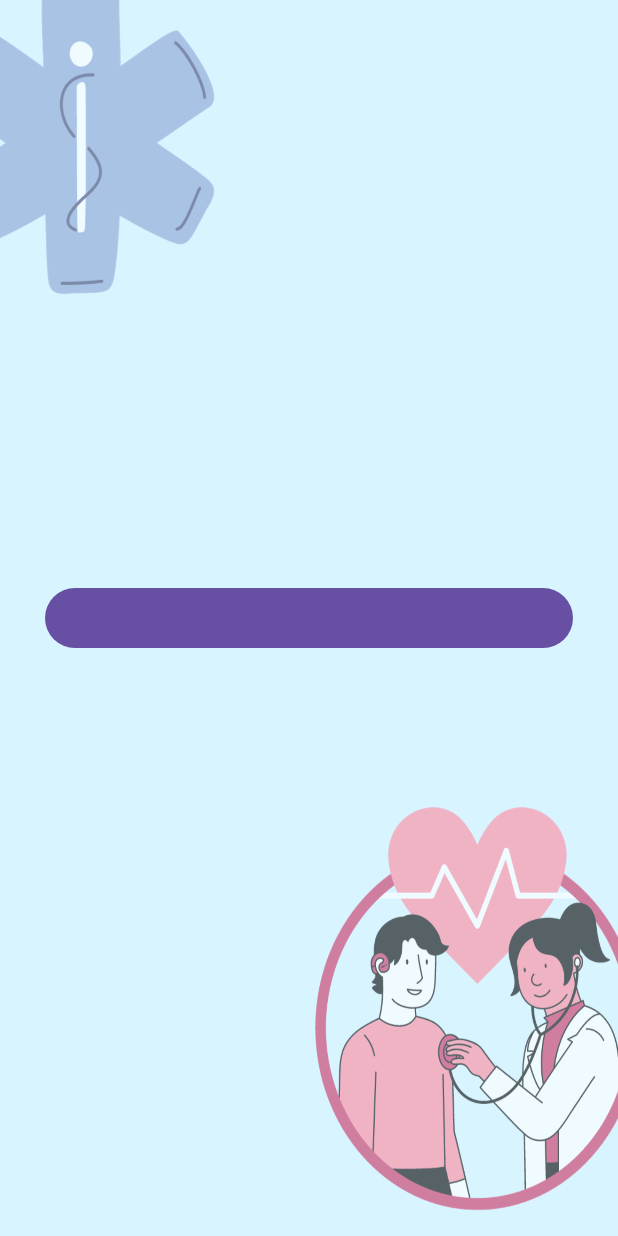
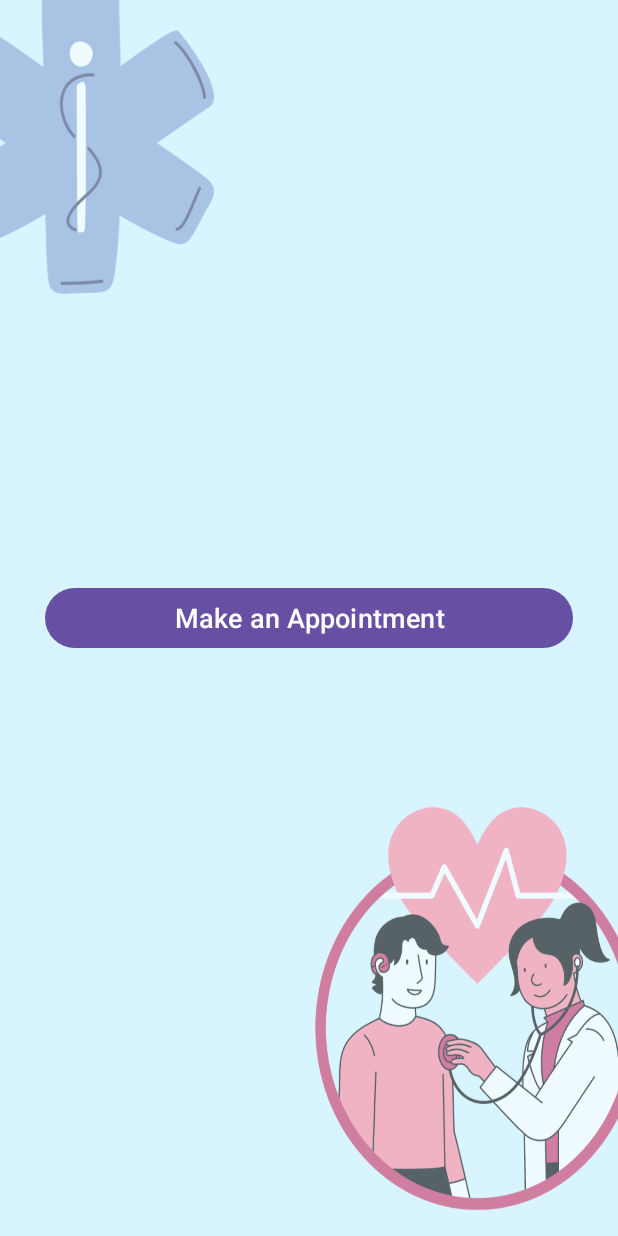
Before and after one commit to bryan-avila/myHealth, an Android app: the HomePage screen opened directly, with no data from a screen before it, on a phone screen of 412 x 824 dp. Run offline under Robolectric (Android 15) with nearby library versions, the phone set to English and light mode, and no system bars.

Commit message:
Home Page activity updated

```diff
--- a/app/src/main/res/layout/activity_home_page.xml
+++ b/app/src/main/res/layout/activity_home_page.xml
@@ -12,6 +12,11 @@
     <Button
         android:layout_width="match_parent"
         android:layout_height="wrap_content"
-        android:layout_margin="30dp"/>
+        android:layout_margin="30dp"
+        android:id="@+id/makeAppointment"
+        android:text="Make an Appointment"
+        android:textSize="18sp"
+        android:layout_marginTop="30dp"
+        />
 
 </LinearLayout>
```
